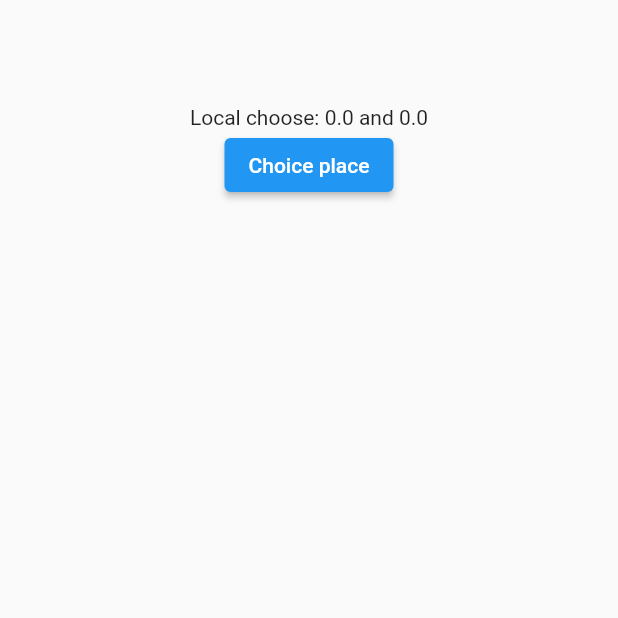
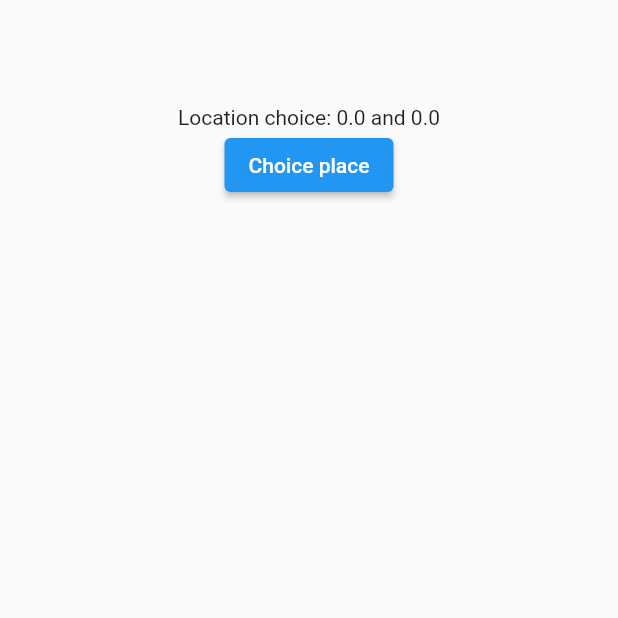
Before and after one commit to rin1652/dat-xe-customer, a Flutter app: the BookingScreen screen opened by its route, on a phone screen of 412 x 824 dp, the part 507-1125 px from its top. Run offline on Flutter 3.47's test engine with Material 2 defaults, Android fonts, the phone set to English and light mode, and no system bars; our stand-ins replace get, google_maps_flutter, location.

Commit message:
holder place when update place

```diff
--- a/lib/modules/booking_module/booking_module.dart
+++ b/lib/modules/booking_module/booking_module.dart
@@ -1,3 +1,4 @@
 export 'booking_screen.dart';
 export 'booking_view_model.dart';
 export 'google_map/google_map.dart';
+export 'booking_widgets/booking_widgets.dart';
--- a/lib/modules/booking_module/booking_screen.dart
+++ b/lib/modules/booking_module/booking_screen.dart
@@ -11,24 +11,7 @@ class BookingScreen extends StatelessWidget {
       appBar: AppBar(
         title: const Text('Booking Screen'),
       ),
-      body: GetX<BookingViewModel>(
-        builder: (bookingViewModel) => Center(
-          child: Column(
-            mainAxisAlignment: MainAxisAlignment.center,
-            crossAxisAlignment: CrossAxisAlignment.center,
-            children: [
-              Text(
-                  'Local choose: ${bookingViewModel.place.value!.lat} and ${bookingViewModel.place.value!.lng}'),
-              ElevatedButton(
-                child: const Text('Choice place'),
-                onPressed: () {
-                  bookingViewModel.goGooglemap();
-                },
-              ),
-            ],
-          ),
-        ),
-      ),
+      body: const BookingBody(),
     );
   }
 }
--- /dev/null
+++ b/lib/modules/booking_module/booking_widgets/booking_body.dart
@@ -0,0 +1,32 @@
+import 'package:flutter/material.dart';
+import 'package:get/get.dart';
+
+import '../booking_module.dart';
+
+class BookingBody extends StatelessWidget {
+  const BookingBody({
+    super.key,
+  });
+
+  @override
+  Widget build(BuildContext context) {
+    return GetX<BookingViewModel>(
+      builder: (bookingViewModel) => Center(
+        child: Column(
+          mainAxisAlignment: MainAxisAlignment.center,
+          crossAxisAlignment: CrossAxisAlignment.center,
+          children: [
+            Text(
+                'Location choice: ${bookingViewModel.place.value!.lat} and ${bookingViewModel.place.value!.lng}'),
+            ElevatedButton(
+              child: const Text('Choice place'),
+              onPressed: () {
+                bookingViewModel.goGooglemap();
+              },
+            ),
+          ],
+        ),
+      ),
+    );
+  }
+}
--- /dev/null
+++ b/lib/modules/booking_module/booking_widgets/booking_widgets.dart
@@ -0,0 +1 @@
+export 'booking_body.dart';
```
Also changed, not shown: lib/modules/booking_module/google_map/google_map_screen.dart (+5 -5 lines), lib/modules/booking_module/google_map/google_map_view_model.dart (+9 -0 lines).
